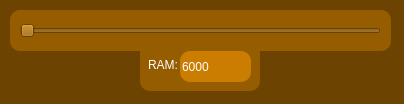
Sesdear/DristLauncher, file other sources/ram_gui.ui: the form before one commit.
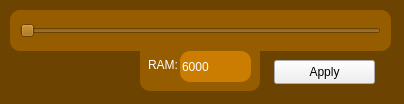
The form after the commit.

Patch:
```diff
--- a/other sources/ram_gui.ui
+++ b/other sources/ram_gui.ui
@@ -90,6 +90,19 @@
     </property>
    </widget>
   </widget>
+  <widget class="QPushButton" name="pushButton">
+   <property name="geometry">
+    <rect>
+     <x>274</x>
+     <y>60</y>
+     <width>101</width>
+     <height>24</height>
+    </rect>
+   </property>
+   <property name="text">
+    <string>Apply</string>
+   </property>
+  </widget>
  </widget>
  <resources/>
  <connections/>
```
Left out of the diff: 3 changed lines with no effect on the pictures.
